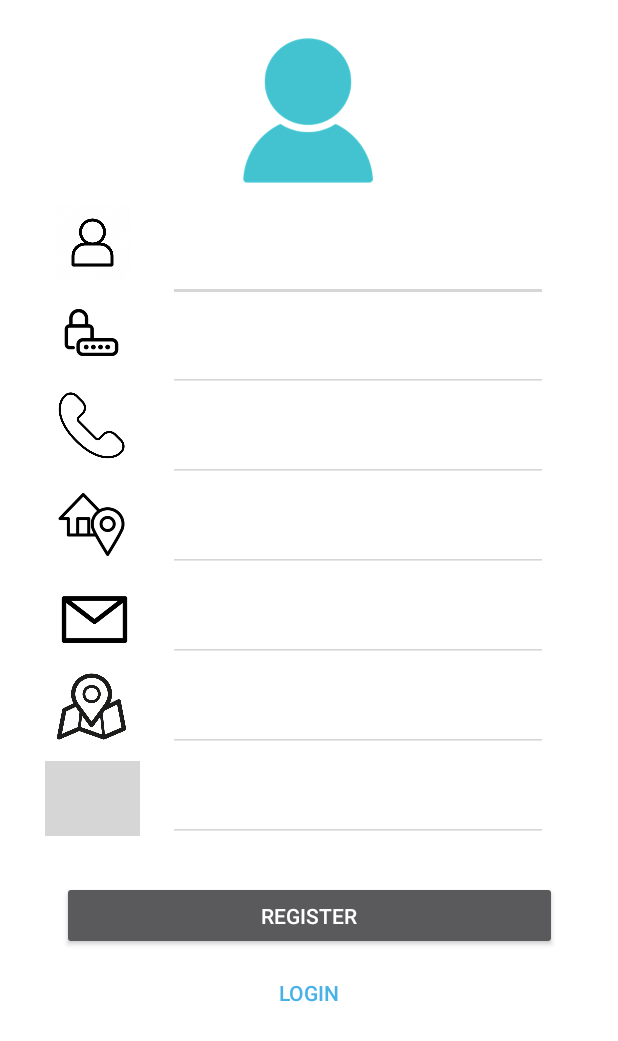
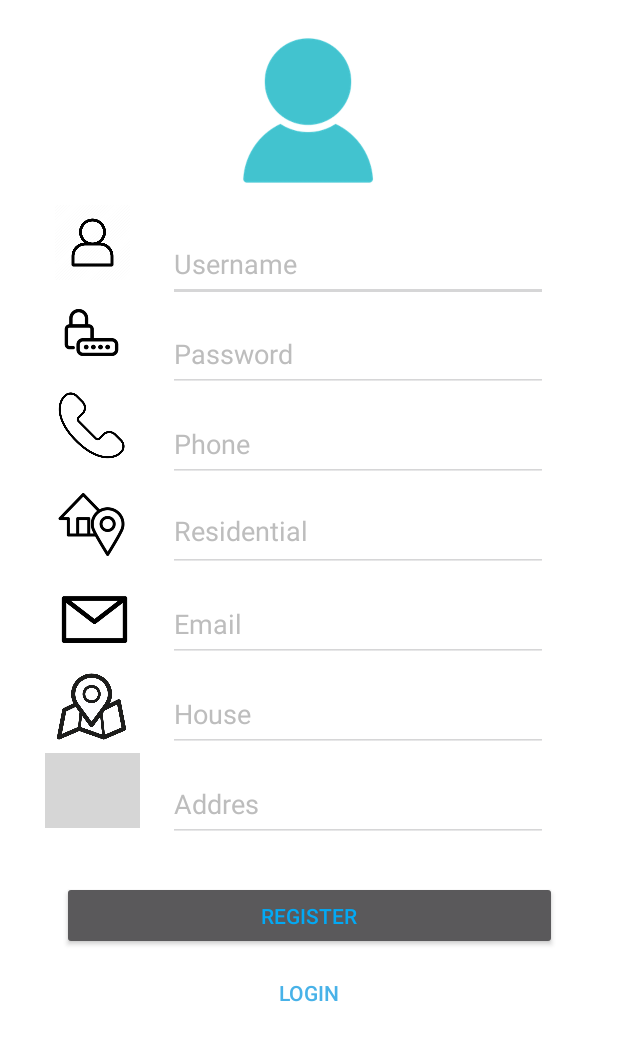
Before and after one commit to Programmers-Crew/ProyectoSDK, an Android app: the layout register_view.xml on its own in the app's theme, with its tools: preview values and no code run, on a phone screen of 412 x 824 dp. Shown: the top 1041 px of the screen. Run offline under Robolectric (Android 15) with nearby library versions, the phone set to English and light mode, and no system bars; grey boxes are pictures that could not be loaded.

Commit message:
Se agrego función agregar usuarios
se agrego función para agregar usuarios y modificaciones estéticas

```diff
--- a/blinkid-android-master/BlinkIDSample/BlinkID-OverlaySample/src/main/java/com/microblink/blinkid/ScanActivity.java
+++ b/blinkid-android-master/BlinkIDSample/BlinkID-OverlaySample/src/main/java/com/microblink/blinkid/ScanActivity.java
@@ -70,7 +70,7 @@ public class ScanActivity extends AppCompatActivity implements RecognizerRunnerF
 
         // scanning overlay must be created before restoring fragment state
         super.onCreate(savedInstanceState);
-        setContentView(R.layout.scan_activity);
+        setContentView(R.layout.mb_activity_scan);
 
         if (null == savedInstanceState) {
             // create fragment transaction to replace R.id.recognizer_runner_view_container with RecognizerRunnerFragment
--- a/blinkid-android-master/BlinkIDSample/LibUtils/src/main/res/layout/register_view.xml
+++ b/blinkid-android-master/BlinkIDSample/LibUtils/src/main/res/layout/register_view.xml
@@ -114,11 +114,11 @@
             android:id="@+id/imageView9"
             android:layout_width="63dp"
             android:layout_height="50dp"
-            android:layout_marginStart="60dp"
-            android:layout_marginLeft="60dp"
-            android:layout_marginTop="11dp"
-            android:layout_marginEnd="49dp"
-            android:layout_marginRight="49dp"
+            android:layout_marginStart="11dp"
+            android:layout_marginLeft="11dp"
+            android:layout_marginTop="6dp"
+            android:layout_marginBottom="35dp"
+            app:layout_constraintBottom_toTopOf="@+id/btnRegister4"
             app:layout_constraintEnd_toStartOf="@+id/ettAddres"
             app:layout_constraintStart_toStartOf="parent"
             app:layout_constraintTop_toBottomOf="@+id/imageView8"
@@ -135,6 +135,8 @@
             android:ems="10"
             android:hint="Username"
             android:inputType="textPersonName"
+            android:textColor="@color/mb_black"
+            android:textColorHint="#bdbdbd"
             app:layout_constraintEnd_toEndOf="parent"
             app:layout_constraintStart_toStartOf="parent"
             app:layout_constraintTop_toBottomOf="@+id/imageView" />
@@ -150,6 +152,8 @@
             android:ems="10"
             android:hint="Password"
             android:inputType="textPersonName"
+            android:textColor="@color/mb_black"
+            android:textColorHint="#bdbdbd"
             app:layout_constraintEnd_toEndOf="parent"
             app:layout_constraintStart_toStartOf="parent"
             app:layout_constraintTop_toBottomOf="@+id/ettUsername" />
@@ -165,6 +169,8 @@
             android:ems="10"
             android:hint="Phone"
             android:inputType="textPersonName"
+            android:textColor="@color/mb_black"
+            android:textColorHint="#bdbdbd"
             app:layout_constraintEnd_toEndOf="parent"
             app:layout_constraintStart_toStartOf="parent"
             app:layout_constraintTop_toBottomOf="@+id/ettPass" />
@@ -181,6 +187,8 @@
             android:gravity="start|top"
             android:hint="Residential"
             android:inputType="textMultiLine"
+            android:textColor="@color/mb_black"
+            android:textColorHint="#bdbdbd"
             app:layout_constraintEnd_toEndOf="parent"
             app:layout_constraintStart_toStartOf="parent"
             app:layout_constraintTop_toBottomOf="@+id/ettPhone" />
@@ -196,6 +204,8 @@
             android:ems="10"
             android:hint="Email"
             android:inputType="textPersonName"
+            android:textColor="@color/mb_black"
+            android:textColorHint="#bdbdbd"
             app:layout_constraintEnd_toEndOf="parent"
             app:layout_constraintStart_toStartOf="parent"
             app:layout_constraintTop_toBottomOf="@+id/ettResidential" />
@@ -211,6 +221,8 @@
             android:ems="10"
             android:hint="House"
             android:inputType="textPersonName"
+            android:textColor="@color/mb_black"
+            android:textColorHint="#bdbdbd"
             app:layout_constraintEnd_toEndOf="parent"
             app:layout_constraintStart_toStartOf="parent"
             app:layout_constraintTop_toBottomOf="@+id/ettEmail" />
@@ -226,6 +238,8 @@
             android:ems="10"
             android:hint="Addres"
             android:inputType="textPersonName"
+            android:textColor="@color/mb_black"
+            android:textColorHint="#bdbdbd"
             app:layout_constraintEnd_toEndOf="parent"
             app:layout_constraintStart_toStartOf="parent"
             app:layout_constraintTop_toBottomOf="@+id/ettHouse" />
@@ -247,6 +261,7 @@
             android:layout_height="46dp"
             android:layout_marginTop="26dp"
             android:text="REGISTER"
+            android:textColor="#03A9F4"
             app:layout_constraintEnd_toEndOf="parent"
             app:layout_constraintStart_toStartOf="parent"
             app:layout_constraintTop_toBottomOf="@+id/ettAddres" />
```
Also changed, not shown: blinkid-android-master/BlinkIDSample/LibUtils/src/main/java/com/microblink/menu/RegisterViewActivity.java (+64 -2 lines), blinkid-android-master/BlinkIDSample/LibUtils/src/main/res/layout/login_view.xml (+22 -18 lines).
